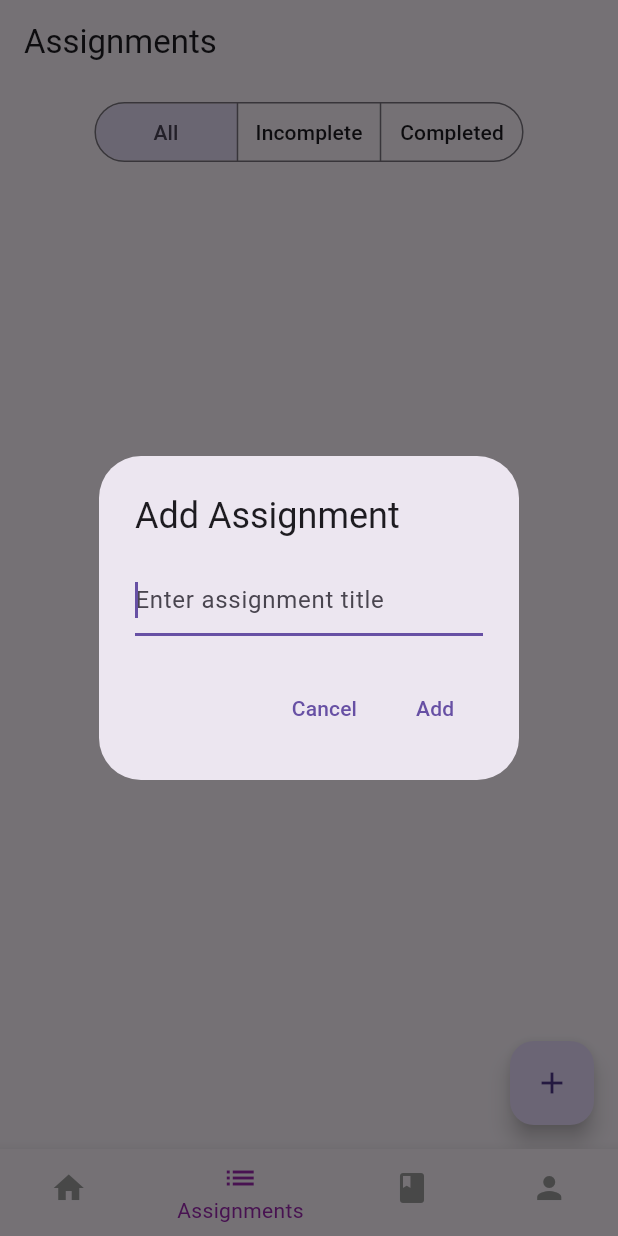
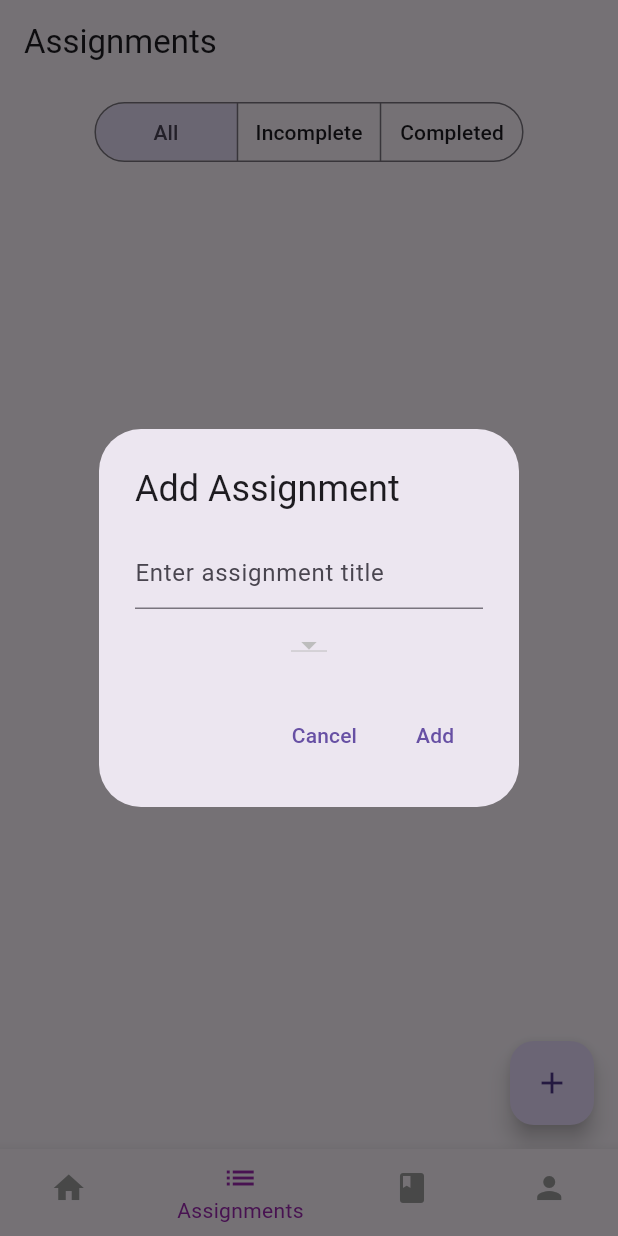
Before and after one commit to draeger-eli/Homework-Tracker, a Flutter app: the screen it shows once a user with an empty profile is signed in, item 2 of the bottom bar chosen, after a tap on the "add" icon, on a phone screen of 412 x 824 dp. Run offline on Flutter 3.47's test engine with Material 3 defaults, Android fonts, the phone set to English and light mode, and no system bars; our stand-ins replace cloud_firestore, firebase_auth, firebase_core, firebase_database; accounts and stored records are empty.

Commit message:
Added courses to assignments and a course filter

```diff
--- a/lib/models/assignment_model.dart
+++ b/lib/models/assignment_model.dart
@@ -4,8 +4,13 @@ import 'package:firebase_database/firebase_database.dart';
 class Assignment {
   final String title;
   bool isCompleted;
+  final String courseName;
 
-  Assignment({required this.title, this.isCompleted = false});
+  Assignment({
+    required this.title,
+    required this.courseName,
+    this.isCompleted = false,
+  });
 
   static final _db = FirebaseDatabase.instance.ref();
   static final _auth = FirebaseAuth.instance;
@@ -21,19 +26,27 @@ class Assignment {
       final data = Map<String, dynamic>.from(snapshot.value as Map);
       data.forEach((key, value) {
         assignments.add(
-          Assignment(title: value['title'], isCompleted: value['isCompleted']),
+          Assignment(
+            title: value['title'],
+            courseName: value['courseName'] ?? 'Unknown',
+            isCompleted: value['isCompleted'],
+          ),
         );
       });
     }
     return assignments;
   }
 
-  static Future<void> addAssignment(String title) async {
+  static Future<void> addAssignment(String title, String courseName) async {
     final userId = _auth.currentUser?.uid;
     if (userId == null) return;
 
     final newRef = _db.child('assignments/$userId').push();
-    await newRef.set({'title': title, 'isCompleted': false});
+    await newRef.set({
+      'title': title,
+      'courseName': courseName,
+      'isCompleted': false,
+    });
   }
 
   static Future<void> updateCompletionStatus(
@@ -54,7 +67,6 @@ class Assignment {
     }
   }
 
-  // Enhancement: delete an assignment from Realtime Database
   static Future<void> deleteAssignment(int index) async {
     final userId = _auth.currentUser?.uid;
     if (userId == null || index < 0) return;
--- a/lib/views/assignment_list_screen.dart
+++ b/lib/views/assignment_list_screen.dart
@@ -1,8 +1,8 @@
 import 'package:flutter/material.dart';
 
 import '../presenters/assignment_presenter.dart';
+import '../presenters/course_presenter.dart';
 
-// Enhancement #2: filter options
 enum AssignmentFilter { all, incomplete, completed }
 
 class AssignmentListScreen extends StatefulWidget {
@@ -14,24 +14,29 @@ class AssignmentListScreen extends StatefulWidget {
 
 class _AssignmentListScreenState extends State<AssignmentListScreen> {
   final AssignmentPresenter _presenter = AssignmentPresenter();
+  final CoursePresenter _coursePresenter = CoursePresenter();
 
-  // ---- Lab 5: added ----
   bool _isLoading = true;
+  String? _selectedCourseFilter;
+  String? _newAssignmentCourse;
+  List<String> _courseNames = [];
+  AssignmentFilter _filter = AssignmentFilter.all;
 
   @override
   void initState() {
     super.initState();
-    _loadAssignments();
+    _loadData();
   }
 
-  Future<void> _loadAssignments() async {
+  Future<void> _loadData() async {
+    await _coursePresenter.loadCourses();
     await _presenter.loadAssignments();
-    setState(() => _isLoading = false);
+
+    setState(() {
+      _isLoading = false;
+      _courseNames = _coursePresenter.courses.map((c) => c.name).toList();
+    });
   }
-  // ---- end Lab 5 ----
-
-  // ---- Enhancement #2: filter ----
-  AssignmentFilter _filter = AssignmentFilter.all;
 
   bool _matchesFilter(bool isCompleted) {
     return switch (_filter) {
@@ -40,24 +45,38 @@ class _AssignmentListScreenState extends State<AssignmentListScreen> {
       AssignmentFilter.completed => isCompleted,
     };
   }
-  // ---- end Enhancement #2 ----
 
   void _showAddAssignmentDialog() {
     String newAssignmentTitle = '';
+    _newAssignmentCourse = _courseNames.isNotEmpty ? _courseNames.first : null;
 
     showDialog(
       context: context,
       builder: (context) {
+        // Rebuild the dialog when its selected course changes.
+        return StatefulBuilder(
+          builder: (context, setDialogState) {
             return AlertDialog(
               title: const Text('Add Assignment'),
-          content: TextField(
-            autofocus: true,
+              content: Column(
+                mainAxisSize: MainAxisSize.min,
+                children: [
+                  TextField(
                     decoration: const InputDecoration(
                       hintText: 'Enter assignment title',
                     ),
-            onChanged: (value) {
-              newAssignmentTitle = value;
-            },
+                    onChanged: (value) => newAssignmentTitle = value,
+                  ),
+                  const SizedBox(height: 12),
+                  DropdownButton<String>(
+                    value: _newAssignmentCourse,
+                    items: _courseNames.map((name) {
+                      return DropdownMenuItem(value: name, child: Text(name));
+                    }).toList(),
+                    onChanged: (value) =>
+                        setDialogState(() => _newAssignmentCourse = value),
+                  ),
+                ],
               ),
               actions: [
                 TextButton(
@@ -65,18 +84,22 @@ class _AssignmentListScreenState extends State<AssignmentListScreen> {
                   child: const Text('Cancel'),
                 ),
                 TextButton(
-              // ---- Lab 5: changed ----
                   onPressed: () async {
-                if (newAssignmentTitle.trim().isNotEmpty) {
-                  await _presenter.addAssignment(newAssignmentTitle.trim());
+                    if (newAssignmentTitle.trim().isNotEmpty &&
+                        _newAssignmentCourse != null) {
+                      await _presenter.addAssignment(
+                        newAssignmentTitle.trim(),
+                        _newAssignmentCourse!,
+                      );
                       setState(() {});
+                      Navigator.pop(context);
                     }
-                Navigator.pop(context);
                   },
-              // ---- end Lab 5 ----
                   child: const Text('Add'),
                 ),
               ],
+            );
+          },
         );
       },
     );
@@ -86,21 +109,50 @@ class _AssignmentListScreenState extends State<AssignmentListScreen> {
   Widget build(BuildContext context) {
     final assignments = _presenter.assignments;
 
-    // Enhancement #2: positions in the FULL list of assignments that pass the filter.
-    // Toggle and delete must receive full-list positions, because the model
-    // finds the matching Firebase entry by its position in the full list.
-    final visibleIndexes = [
-      for (var i = 0; i < assignments.length; i++)
-        if (_matchesFilter(assignments[i].isCompleted)) i,
-    ];
+    final displayedAssignments = _selectedCourseFilter == null
+        ? assignments
+        : assignments
+              .where((a) => a.courseName == _selectedCourseFilter)
+              .toList();
+
+    // Keep the completion filter from the previous lab.
+    final filteredAssignments = displayedAssignments
+        .where((assignment) => _matchesFilter(assignment.isCompleted))
+        .toList();
 
     return Scaffold(
-      appBar: AppBar(title: const Text('Assignments')),
+      appBar: AppBar(
+        title: const Text('Assignments'),
+        actions: [
+          if (_courseNames.isNotEmpty)
+            DropdownButton<String>(
+              hint: const Text(
+                'Filter by course',
+                style: TextStyle(color: Colors.white),
+              ),
+              dropdownColor: Colors.blue[100],
+              value: _selectedCourseFilter,
+              onChanged: (value) {
+                setState(() {
+                  _selectedCourseFilter = value;
+                });
+              },
+              items: [
+                const DropdownMenuItem<String>(
+                  value: null,
+                  child: Text('All Courses'),
+                ),
+                ..._courseNames.map(
+                  (name) => DropdownMenuItem(value: name, child: Text(name)),
+                ),
+              ],
+            ),
+        ],
+      ),
       body: _isLoading
           ? const Center(child: CircularProgressIndicator())
           : Column(
               children: [
-                // Enhancement #2: filter control
                 Padding(
                   padding: const EdgeInsets.all(8),
                   child: SegmentedButton<AssignmentFilter>(
@@ -126,27 +178,33 @@ class _AssignmentListScreenState extends State<AssignmentListScreen> {
                   ),
                 ),
                 Expanded(
-                  child: visibleIndexes.isEmpty
+                  child: filteredAssignments.isEmpty
                       ? const Center(child: Text('No assignments to show'))
                       : ListView.builder(
-                          itemCount: visibleIndexes.length,
-                          itemBuilder: (context, i) {
-                            final index = visibleIndexes[i];
-                            final assignment = assignments[index];
+                          itemCount: filteredAssignments.length,
+                          itemBuilder: (context, index) {
+                            final assignment = filteredAssignments[index];
+
+                            // Use the assignment's position in the full list.
+                            final originalIndex =
+                                assignments.indexOf(assignment);
+
                             return CheckboxListTile(
                               controlAffinity: ListTileControlAffinity.leading,
                               title: Text(assignment.title),
+                              subtitle: Text('Course: ${assignment.courseName}'),
                               value: assignment.isCompleted,
                               onChanged: (_) async {
-                                await _presenter.toggleCompleted(index);
+                                await _presenter.toggleCompleted(originalIndex);
                                 setState(() {});
                               },
-                              // Enhancement #1: delete button
                               secondary: IconButton(
                                 icon: const Icon(Icons.delete_outline),
                                 tooltip: 'Delete assignment',
                                 onPressed: () async {
-                                  await _presenter.deleteAssignment(index);
+                                  await _presenter.deleteAssignment(
+                                    originalIndex,
+                                  );
                                   setState(() {});
                                 },
                               ),
```
Also changed, not shown: lib/presenters/assignment_presenter.dart (+3 -5 lines). Lines whose indentation alone changed are shown as unchanged.
